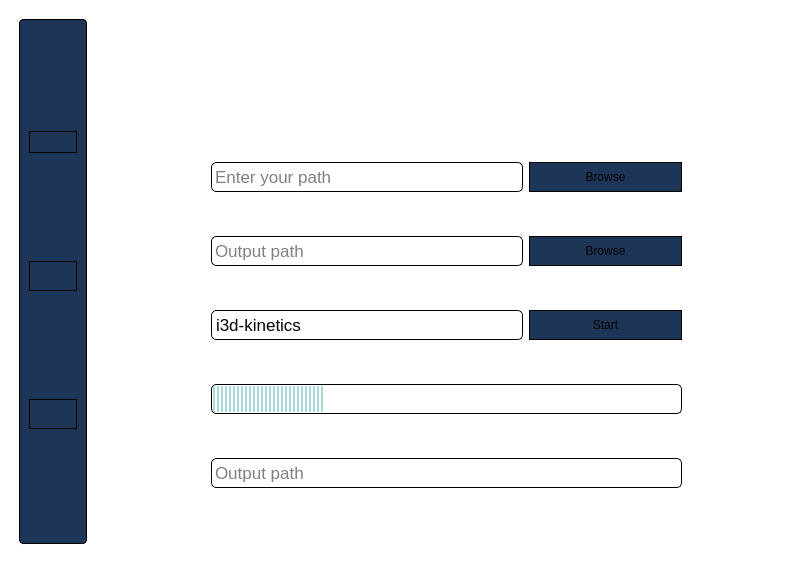
The window that Desktop App/main2.ui (marina-fares/Activity_recognition_application) describes before a commit, drawn with Qt 5.
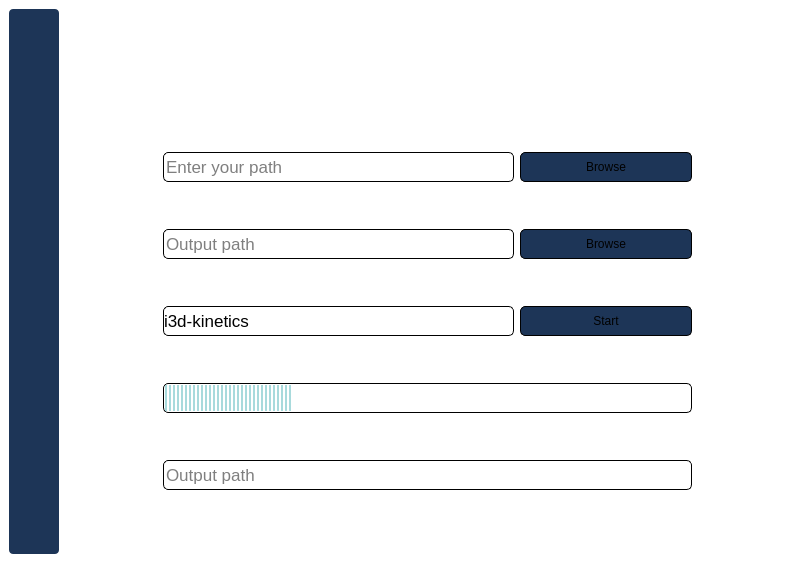
The same window after the commit. The open tabs and pages were chosen to show the change. Icons and pictures are not drawn.

```diff
--- a/Desktop App/main2.ui
+++ b/Desktop App/main2.ui
@@ -15,7 +15,6 @@
   </property>
   <property name="styleSheet">
    <string notr="true">
-
 QToolTip
 {
      border: 1px solid black;
@@ -33,8 +32,9 @@
 
 QTreeView, QListView
 {
-    background-color: white;
+    background-color: #a8dadc;
     margin-left: 5px;
+color:black;
 }
 /*
 QWidget:item:hover
@@ -91,9 +91,10 @@
 
 QAbstractItemView
 {
-    background-color: gray;
+    background-color: white;
     border: 1px solid black;
     border-radius:5px;
+   color : black;
 }
 QAbstractItemView::indicator
 {
@@ -116,13 +117,11 @@
 
 QPushButton
 {
-    color: #b1b1b1;
     background-color: #1d3557;
     border-width: 0px;
-    padding: 3px;
     margin : 0px;
     font-size: 12px;
-    min-width: 40px;
+    border-radius: 5px;
 }
 
 QPushButton:pressed
@@ -138,10 +137,6 @@
     border-radius: 5;
 }
 
-QComboBox:hover,QPushButton:hover
-{
-    border: 2px solid QLinearGradient( x1: 0, y1: 0, x2: 0, y2: 1, stop: 0 #ffa02f, stop: 1 #1d3557);
-}
 
 
 QComboBox:on
@@ -298,10 +293,8 @@
 
 QHeaderView::section
 {
-    background-color: gray;
+    background-color: #1d3557;
     color: white;
-    padding-left: 4px;
-    border: 1px solid black;
 }
 
 QCheckBox:disabled
@@ -529,10 +522,19 @@
   margin : 10px;
 
 }
-
-</string>
+QVBoxLayout  {
+    margin-top: 0px;
+    margin-bottom: 0px;
+    margin-left: 2px;
+    margin-right: 2px;
+}</string>
   </property>
   <widget class="QWidget" name="centralwidget">
+   <property name="styleSheet">
+    <string notr="true">border : 0px;
+margin : 0px;
+padding : 0px;</string>
+   </property>
    <layout class="QGridLayout" name="gridLayout">
     <item row="0" column="0">
      <widget class="QFrame" name="frame">
@@ -562,8 +564,9 @@
        </font>
       </property>
       <property name="styleSheet">
-       <string notr="true">border:1px solid black;
-</string>
+       <string notr="true">border : 0px;
+margin : 0px;
+padding : 0px;</string>
       </property>
       <property name="frameShape">
        <enum>QFrame::NoFrame</enum>
@@ -577,15 +580,49 @@
       <property name="midLineWidth">
        <number>21</number>
       </property>
-      <layout class="QGridLayout" name="gridLayout_3">
-       
-       
-       <item row="1" column="2">
+      <layout class="QVBoxLayout" name="verticalLayout">
+       <item>
+        <widget class="QPushButton" name="home_btn">
+         <property name="minimumSize">
+          <size>
+           <width>0</width>
+           <height>120</height>
+          </size>
+         </property>
+         <property name="font">
+          <font>
+           <pointsize>-1</pointsize>
+          </font>
+         </property>
+         <property name="styleSheet">
+          <string notr="true">border : 0px;
+margin : 0px;
+padding : 0px;</string>
+         </property>
+         <property name="text">
+          <string/>
+         </property>
+         <property name="icon">
+          <iconset resource="icons.qrc">
+           <normaloff>:/home.png</normaloff>:/home.png</iconset>
+         </property>
+         <property name="iconSize">
+          <size>
+           <width>200</width>
+           <height>80</height>
+          </size>
+         </property>
+         <property name="flat">
+          <bool>false</bool>
+         </property>
+        </widget>
+       </item>
+       <item>
         <widget class="QPushButton" name="video_btn">
          <property name="minimumSize">
           <size>
-           <width>52</width>
-           <height>30</height>
+           <width>0</width>
+           <height>120</height>
           </size>
          </property>
          <property name="font">
@@ -594,7 +631,9 @@
           </font>
          </property>
          <property name="styleSheet">
-          <string notr="true"/>
+          <string notr="true">border : 0px;
+margin : 0px;
+padding : 0px;</string>
          </property>
          <property name="text">
           <string/>
@@ -614,7 +653,7 @@
          </property>
         </widget>
        </item>
-       <item row="2" column="2">
+       <item>
         <widget class="QPushButton" name="history_btn">
          <property name="sizePolicy">
           <sizepolicy hsizetype="Minimum" vsizetype="Fixed">
@@ -624,8 +663,8 @@
          </property>
          <property name="minimumSize">
           <size>
-           <width>52</width>
-           <height>30</height>
+           <width>0</width>
+           <height>120</height>
           </size>
          </property>
          <property name="font">
@@ -634,7 +673,9 @@
           </font>
          </property>
          <property name="styleSheet">
-          <string notr="true"/>
+          <string notr="true">border : 0px;
+margin : 0px;
+padding : 0px;</string>
          </property>
          <property name="text">
           <string/>
@@ -654,37 +695,6 @@
          </property>
         </widget>
        </item>
-       <item row="0" column="2">
-        <widget class="QPushButton" name="home_btn">
-         <property name="minimumSize">
-          <size>
-           <width>0</width>
-           <height>0</height>
-          </size>
-         </property>
-         <property name="font">
-          <font>
-           <pointsize>-1</pointsize>
-          </font>
-         </property>
-         <property name="text">
-          <string/>
-         </property>
-         <property name="icon">
-          <iconset resource="icons.qrc">
-           <normaloff>:/home.png</normaloff>:/home.png</iconset>
-         </property>
-         <property name="iconSize">
-          <size>
-           <width>200</width>
-           <height>80</height>
-          </size>
-         </property>
-         <property name="flat">
-          <bool>false</bool>
-         </property>
-        </widget>
-       </item>
       </layout>
      </widget>
     </item>
@@ -841,19 +851,18 @@
             <widget class="QPushButton" name="output_btn">
              <property name="minimumSize">
               <size>
-               <width>52</width>
+               <width>0</width>
                <height>30</height>
               </size>
              </property>
              <property name="font">
               <font>
                <pointsize>-1</pointsize>
-               <weight>50</weight>
-               <bold>false</bold>
               </font>
              </property>
              <property name="styleSheet">
               <string notr="true">border:1px solid black;
+border-radius: 5px;
 color:black;
 background-color:#1d3557;</string>
              </property>
@@ -862,34 +871,11 @@
              </property>
             </widget>
            </item>
-           <item row="0" column="1" colspan="2">
-            <widget class="QPushButton" name="pushButton">
-             <property name="styleSheet">
-              <string notr="true"/>
-             </property>
-             <property name="text">
-              <string/>
-             </property>
-             <property name="icon">
-              <iconset resource="icons.qrc">
-               <normaloff>:/video.svg</normaloff>:/video.svg</iconset>
-             </property>
-             <property name="iconSize">
-              <size>
-               <width>140</width>
-               <height>140</height>
-              </size>
-             </property>
-             <property name="flat">
-              <bool>true</bool>
-             </property>
-            </widget>
-           </item>
            <item row="1" column="3">
             <widget class="QPushButton" name="browse_btn">
              <property name="minimumSize">
               <size>
-               <width>52</width>
+               <width>0</width>
                <height>30</height>
               </size>
              </property>
@@ -900,6 +886,7 @@
              </property>
              <property name="styleSheet">
               <string notr="true">border:1px solid black;
+border-radius: 5px;
 color:black;
 background-color:#1d3557;</string>
              </property>
@@ -965,7 +952,7 @@
             <widget class="QPushButton" name="start_btn">
              <property name="minimumSize">
               <size>
-               <width>52</width>
+               <width>0</width>
                <height>30</height>
               </size>
              </property>
@@ -976,7 +963,8 @@
              </property>
              <property name="styleSheet">
               <string notr="true">border:1px solid black;
-color: black;
+border-radius: 5px;
+color:black;
 background-color:#1d3557;</string>
              </property>
              <property name="text">
@@ -1036,6 +1024,29 @@
              </property>
             </widget>
            </item>
+           <item row="0" column="1" colspan="3">
+            <widget class="QPushButton" name="pushButton">
+             <property name="styleSheet">
+              <string notr="true"/>
+             </property>
+             <property name="text">
+              <string/>
+             </property>
+             <property name="icon">
+              <iconset resource="icons.qrc">
+               <normaloff>:/video.svg</normaloff>:/video.svg</iconset>
+             </property>
+             <property name="iconSize">
+              <size>
+               <width>140</width>
+               <height>140</height>
+              </size>
+             </property>
+             <property name="flat">
+              <bool>true</bool>
+             </property>
+            </widget>
+           </item>
           </layout>
          </widget>
         </item>
```
Left out of the diff: 4 changed lines with no effect on the pictures.
